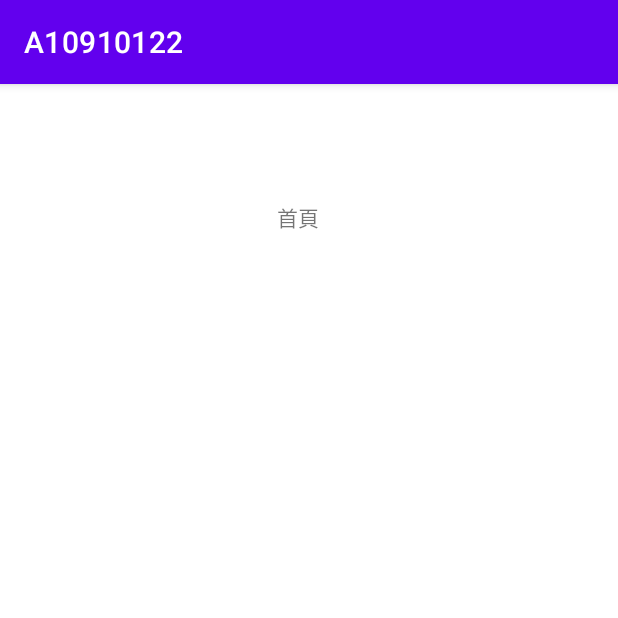
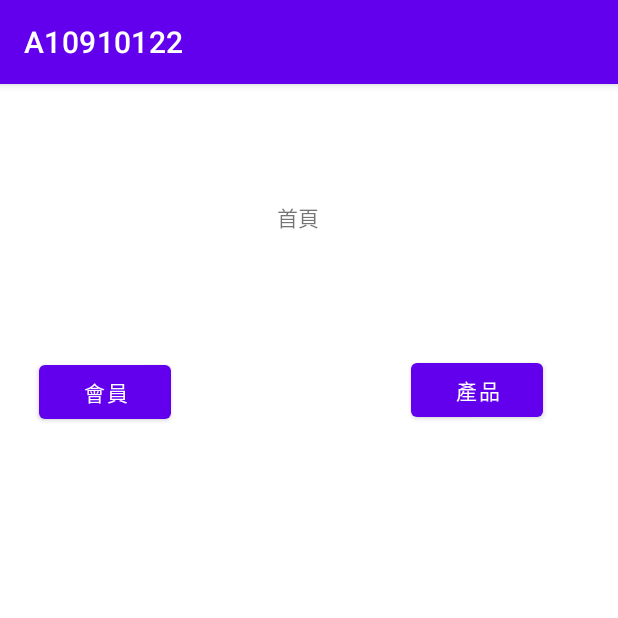
Before and after one commit to yiting1103/A10910122, an Android app: the screen it shows after launch (MainActivity), on a phone screen of 412 x 824 dp, the top half of it. Run offline under Robolectric (Android 15) with nearby library versions, the phone set to English and light mode, and no system bars.

Commit message:
開始畫面布局完成
增加兩個按鈕

```diff
--- a/app/src/main/res/layout/activity_main.xml
+++ b/app/src/main/res/layout/activity_main.xml
@@ -15,4 +15,24 @@
         android:text="首頁"
         app:layout_constraintEnd_toEndOf="parent"
         app:layout_constraintTop_toTopOf="parent" />
+
+    <Button
+        android:id="@+id/btn1"
+        android:layout_width="wrap_content"
+        android:layout_height="wrap_content"
+        android:layout_marginStart="26dp"
+        android:layout_marginTop="181dp"
+        android:text="會員"
+        app:layout_constraintStart_toStartOf="parent"
+        app:layout_constraintTop_toTopOf="parent" />
+
+    <Button
+        android:id="@+id/btn2"
+        android:layout_width="wrap_content"
+        android:layout_height="wrap_content"
+        android:layout_marginTop="180dp"
+        android:layout_marginEnd="50dp"
+        android:text="產品"
+        app:layout_constraintEnd_toEndOf="parent"
+        app:layout_constraintTop_toTopOf="parent" />
 </androidx.constraintlayout.widget.ConstraintLayout>
```
